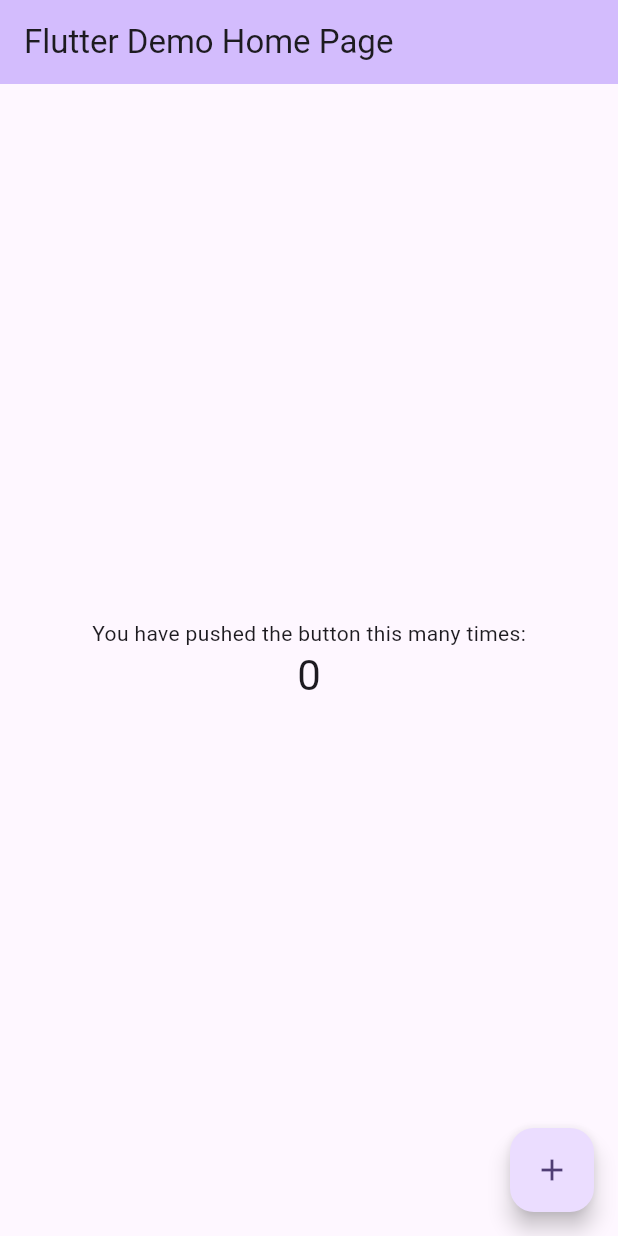
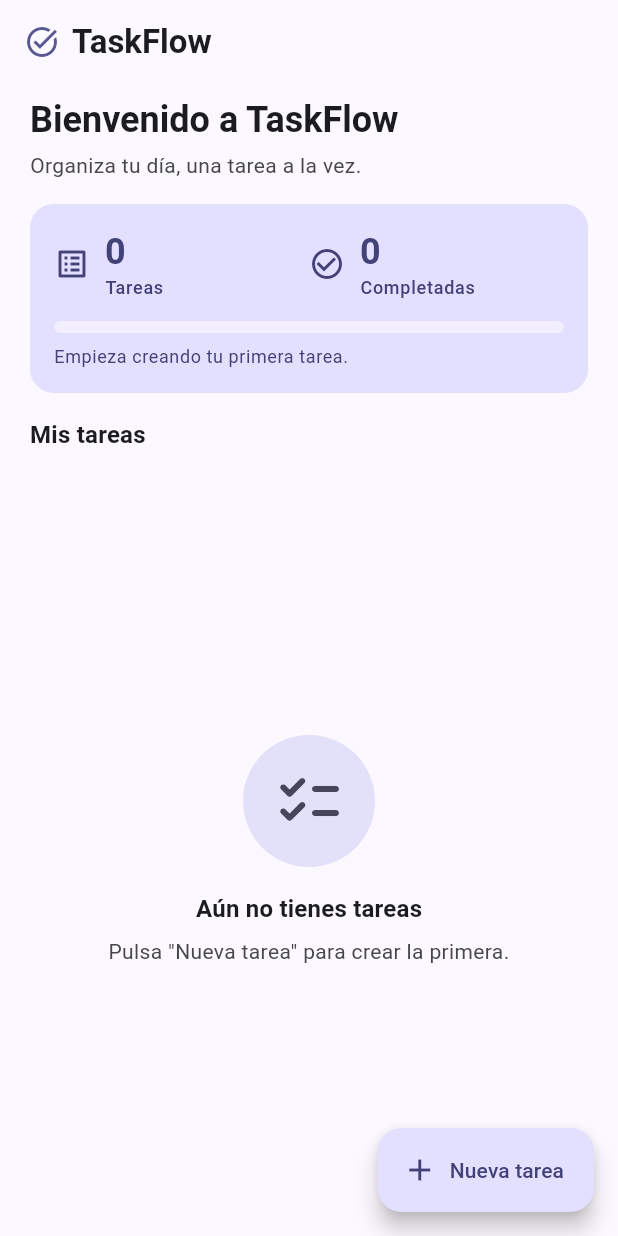
Before and after one commit to Caballero018/taskflow, a Flutter app: the screen it shows after launch, on a phone screen of 412 x 824 dp. Run offline on Flutter 3.47's test engine with Material 3 defaults, Android fonts, the phone set to English and light mode, and no system bars.

Commit message:
feat: agregar pantalla principal, TaskTile, tema y composición en main

```diff
--- a/lib/main.dart
+++ b/lib/main.dart
@@ -1,122 +1,37 @@
 import 'package:flutter/material.dart';
 
+import 'repositories/contracts/task_repository.dart';
+import 'repositories/implementations/in_memory_task_repository.dart';
+import 'screens/task_list_screen.dart';
+import 'services/contracts/task_service.dart';
+import 'services/implementations/task_service_impl.dart';
+import 'theme/app_theme.dart';
+
+/// Punto de entrada de la aplicación (equivale a `Program.cs`).
 void main() {
-  runApp(const MyApp());
+  // Composición de dependencias: equivale a `SetDependencyInjection()` del
+  // proyecto de referencia, pero sin contenedor. Se crean las
+  // implementaciones una sola vez y se entregan por constructor.
+  // Las variables usan el tipo del contrato, no el de la implementación.
+  final TaskRepository taskRepository = InMemoryTaskRepository();
+  final TaskService taskService = TaskServiceImpl(taskRepository);
+
+  runApp(TaskFlowApp(taskService: taskService));
 }
 
-class MyApp extends StatelessWidget {
-  const MyApp({super.key});
+/// Widget raíz: configura el tema y la pantalla inicial.
+class TaskFlowApp extends StatelessWidget {
+  const TaskFlowApp({super.key, required this.taskService});
 
-  // This widget is the root of your application.
+  final TaskService taskService;
+
   @override
   Widget build(BuildContext context) {
     return MaterialApp(
-      title: 'Flutter Demo',
-      theme: ThemeData(
-        // This is the theme of your application.
-        //
-        // TRY THIS: Try running your application with "flutter run". You'll see
-        // the application has a purple toolbar. Then, without quitting the app,
-        // try changing the seedColor in the colorScheme below to Colors.green
-        // and then invoke "hot reload" (save your changes or press the "hot
-        // reload" button in a Flutter-supported IDE, or press "r" if you used
-        // the command line to start the app).
-        //
-        // Notice that the counter didn't reset back to zero; the application
-        // state is not lost during the reload. To reset the state, use hot
-        // restart instead.
-        //
-        // This works for code too, not just values: Most code changes can be
-        // tested with just a hot reload.
-        colorScheme: .fromSeed(seedColor: Colors.deepPurple),
-      ),
-      home: const MyHomePage(title: 'Flutter Demo Home Page'),
+      title: 'TaskFlow',
+      debugShowCheckedModeBanner: false,
+      theme: AppTheme.light(),
+      home: TaskListScreen(taskService: taskService),
     );
   }
 }
-
-class MyHomePage extends StatefulWidget {
-  const MyHomePage({super.key, required this.title});
-
-  // This widget is the home page of your application. It is stateful, meaning
-  // that it has a State object (defined below) that contains fields that affect
-  // how it looks.
-
-  // This class is the configuration for the state. It holds the values (in this
-  // case the title) provided by the parent (in this case the App widget) and
-  // used by the build method of the State. Fields in a Widget subclass are
-  // always marked "final".
-
-  final String title;
-
-  @override
-  State<MyHomePage> createState() => _MyHomePageState();
-}
-
-class _MyHomePageState extends State<MyHomePage> {
-  int _counter = 0;
-
-  void _incrementCounter() {
-    setState(() {
-      // This call to setState tells the Flutter framework that something has
-      // changed in this State, which causes it to rerun the build method below
-      // so that the display can reflect the updated values. If we changed
-      // _counter without calling setState(), then the build method would not be
-      // called again, and so nothing would appear to happen.
-      _counter++;
-    });
-  }
-
-  @override
-  Widget build(BuildContext context) {
-    // This method is rerun every time setState is called, for instance as done
-    // by the _incrementCounter method above.
-    //
-    // The Flutter framework has been optimized to make rerunning build methods
-    // fast, so that you can just rebuild anything that needs updating rather
-    // than having to individually change instances of widgets.
-    return Scaffold(
-      appBar: AppBar(
-        // TRY THIS: Try changing the color here to a specific color (to
-        // Colors.amber, perhaps?) and trigger a hot reload to see the AppBar
-        // change color while the other colors stay the same.
-        backgroundColor: Theme.of(context).colorScheme.inversePrimary,
-        // Here we take the value from the MyHomePage object that was created by
-        // the App.build method, and use it to set our appbar title.
-        title: Text(widget.title),
-      ),
-      body: Center(
-        // Center is a layout widget. It takes a single child and positions it
-        // in the middle of the parent.
-        child: Column(
-          // Column is also a layout widget. It takes a list of children and
-          // arranges them vertically. By default, it sizes itself to fit its
-          // children horizontally, and tries to be as tall as its parent.
-          //
-          // Column has various properties to control how it sizes itself and
-          // how it positions its children. Here we use mainAxisAlignment to
-          // center the children vertically; the main axis here is the vertical
-          // axis because Columns are vertical (the cross axis would be
-          // horizontal).
-          //
-          // TRY THIS: Invoke "debug painting" (choose the "Toggle Debug Paint"
-          // action in the IDE, or press "p" in the console), to see the
-          // wireframe for each widget.
-          mainAxisAlignment: .center,
-          children: [
-            const Text('You have pushed the button this many times:'),
-            Text(
-              '$_counter',
-              style: Theme.of(context).textTheme.headlineMedium,
-            ),
-          ],
-        ),
-      ),
-      floatingActionButton: FloatingActionButton(
-        onPressed: _incrementCounter,
-        tooltip: 'Increment',
-        child: const Icon(Icons.add),
-      ),
-    );
-  }
-}
--- a/lib/repositories/implementations/in_memory_task_repository.dart
+++ b/lib/repositories/implementations/in_memory_task_repository.dart
@@ -9,7 +9,7 @@ import '../contracts/task_repository.dart';
 class InMemoryTaskRepository implements TaskRepository {
   /// Constructor opcional con tareas iniciales (útil en pruebas).
   InMemoryTaskRepository({List<Task> initialTasks = const []})
-      : _tasks = List<Task>.of(initialTasks);
+    : _tasks = List<Task>.of(initialTasks);
 
   /// Colección interna. Es privada (`_`) para que nadie fuera de esta clase
   /// pueda modificarla directamente.
--- /dev/null
+++ b/lib/screens/task_list_screen.dart
@@ -0,0 +1,289 @@
+import 'package:flutter/material.dart';
+
+import '../models/task.dart';
+import '../services/contracts/task_service.dart';
+import '../theme/app_theme.dart';
+import '../widgets/task_tile.dart';
+
+/// Pantalla principal: resumen y listado de tareas.
+///
+/// Cumple el papel de un Controller del proyecto de referencia: recibe el
+/// servicio por constructor y solo coordina; toda la lógica de negocio está
+/// en [TaskService].
+class TaskListScreen extends StatefulWidget {
+  const TaskListScreen({super.key, required this.taskService});
+
+  final TaskService taskService;
+
+  @override
+  State<TaskListScreen> createState() => _TaskListScreenState();
+}
+
+class _TaskListScreenState extends State<TaskListScreen> {
+  /// Marca o desmarca la tarea desde el listado.
+  void _toggleCompleted(Task task) {
+    // setState vuelve a ejecutar build(), que lee los datos actualizados del
+    // servicio y redibuja la tarjeta y los contadores.
+    setState(() => widget.taskService.toggleCompleted(task.id));
+  }
+
+  Future<void> _openCreateForm() async {
+    // Se conecta con TaskFormScreen en la etapa de navegación.
+  }
+
+  Future<void> _openDetail(Task task) async {
+    // Se conecta con TaskDetailScreen en la etapa de navegación.
+  }
+
+  @override
+  Widget build(BuildContext context) {
+    // Los datos se leen del servicio en cada build: la pantalla nunca guarda
+    // una copia propia que pueda quedar desactualizada.
+    final tasks = widget.taskService.getAll();
+    final total = widget.taskService.countAll();
+    final completed = widget.taskService.countCompleted();
+
+    return Scaffold(
+      appBar: AppBar(
+        title: Row(
+          children: [
+            Icon(Icons.task_alt, color: Theme.of(context).colorScheme.primary),
+            const SizedBox(width: 8),
+            const Text('TaskFlow'),
+          ],
+        ),
+      ),
+      body: SafeArea(
+        child: Column(
+          crossAxisAlignment: CrossAxisAlignment.stretch,
+          children: [
+            Padding(
+              padding: const EdgeInsets.fromLTRB(20, 8, 20, 16),
+              child: _SummaryHeader(total: total, completed: completed),
+            ),
+            Padding(
+              padding: const EdgeInsets.fromLTRB(20, 0, 20, 8),
+              child: Text(
+                'Mis tareas',
+                style: Theme.of(context).textTheme.titleMedium
+                    ?.copyWith(fontWeight: FontWeight.w700),
+              ),
+            ),
+            Expanded(
+              child: tasks.isEmpty
+                  ? const _EmptyState()
+                  : ListView.builder(
+                      key: const Key('task_list'),
+                      // Espacio inferior para que el botón flotante no tape
+                      // la última tarjeta.
+                      padding: const EdgeInsets.fromLTRB(16, 4, 16, 96),
+                      itemCount: tasks.length,
+                      itemBuilder: (context, index) {
+                        final task = tasks[index];
+                        return Padding(
+                          padding: const EdgeInsets.only(bottom: 12),
+                          child: TaskTile(
+                            key: ValueKey(task.id),
+                            task: task,
+                            onTap: () => _openDetail(task),
+                            onToggleCompleted: () => _toggleCompleted(task),
+                          ),
+                        );
+                      },
+                    ),
+            ),
+          ],
+        ),
+      ),
+      floatingActionButton: FloatingActionButton.extended(
+        key: const Key('add_task_button'),
+        onPressed: _openCreateForm,
+        icon: const Icon(Icons.add),
+        label: const Text('Nueva tarea'),
+      ),
+    );
+  }
+}
+
+/// Bienvenida y tarjeta de resumen con los contadores y el progreso.
+class _SummaryHeader extends StatelessWidget {
+  const _SummaryHeader({required this.total, required this.completed});
+
+  final int total;
+  final int completed;
+
+  String get _message {
+    if (total == 0) return 'Empieza creando tu primera tarea.';
+    final pending = total - completed;
+    if (pending == 0) return '¡Todo al día! Completaste todas tus tareas.';
+    return pending == 1
+        ? 'Te queda 1 tarea pendiente.'
+        : 'Te quedan $pending tareas pendientes.';
+  }
+
+  @override
+  Widget build(BuildContext context) {
+    final theme = Theme.of(context);
+    final colorScheme = theme.colorScheme;
+    final progress = total == 0 ? 0.0 : completed / total;
+
+    return Column(
+      crossAxisAlignment: CrossAxisAlignment.start,
+      children: [
+        Text(
+          'Bienvenido a TaskFlow',
+          style: theme.textTheme.headlineSmall?.copyWith(
+            fontWeight: FontWeight.w700,
+          ),
+        ),
+        const SizedBox(height: 4),
+        Text(
+          'Organiza tu día, una tarea a la vez.',
+          style: theme.textTheme.bodyMedium?.copyWith(
+            color: colorScheme.onSurfaceVariant,
+          ),
+        ),
+        const SizedBox(height: 16),
+        Container(
+          padding: const EdgeInsets.all(16),
+          decoration: BoxDecoration(
+            color: colorScheme.primaryContainer,
+            borderRadius: BorderRadius.circular(AppTheme.radius),
+          ),
+          child: Column(
+            crossAxisAlignment: CrossAxisAlignment.start,
+            children: [
+              Row(
+                children: [
+                  Expanded(
+                    child: _CounterItem(
+                      key: const Key('total_counter'),
+                      label: 'Tareas',
+                      value: total,
+                      icon: Icons.list_alt,
+                      color: colorScheme.onPrimaryContainer,
+                    ),
+                  ),
+                  Expanded(
+                    child: _CounterItem(
+                      key: const Key('completed_counter'),
+                      label: 'Completadas',
+                      value: completed,
+                      icon: Icons.check_circle_outline,
+                      color: colorScheme.onPrimaryContainer,
+                    ),
+                  ),
+                ],
+              ),
+              const SizedBox(height: 14),
+              ClipRRect(
+                borderRadius: BorderRadius.circular(999),
+                child: LinearProgressIndicator(
+                  value: progress,
+                  minHeight: 8,
+                  color: AppTheme.completedColor,
+                  backgroundColor: colorScheme.surface.withValues(alpha: 0.6),
+                ),
+              ),
+              const SizedBox(height: 8),
+              Text(
+                _message,
+                style: theme.textTheme.bodySmall?.copyWith(
+                  color: colorScheme.onPrimaryContainer,
+                ),
+              ),
+            ],
+          ),
+        ),
+      ],
+    );
+  }
+}
+
+class _CounterItem extends StatelessWidget {
+  const _CounterItem({
+    super.key,
+    required this.label,
+    required this.value,
+    required this.icon,
+    required this.color,
+  });
+
+  final String label;
+  final int value;
+  final IconData icon;
+  final Color color;
+
+  @override
+  Widget build(BuildContext context) {
+    final textTheme = Theme.of(context).textTheme;
+    return Row(
+      children: [
+        Icon(icon, color: color),
+        const SizedBox(width: 10),
+        Column(
+          crossAxisAlignment: CrossAxisAlignment.start,
+          children: [
+            Text(
+              '$value',
+              style: textTheme.headlineSmall?.copyWith(
+                color: color,
+                fontWeight: FontWeight.w700,
+              ),
+            ),
+            Text(label, style: textTheme.labelMedium?.copyWith(color: color)),
+          ],
+        ),
+      ],
+    );
+  }
+}
+
+/// Estado vacío: se muestra cuando todavía no hay tareas.
+class _EmptyState extends StatelessWidget {
+  const _EmptyState();
+
+  @override
+  Widget build(BuildContext context) {
+    final theme = Theme.of(context);
+    final colorScheme = theme.colorScheme;
+
+    return Center(
+      child: SingleChildScrollView(
+        padding: const EdgeInsets.symmetric(horizontal: 32, vertical: 16),
+        child: Column(
+          mainAxisSize: MainAxisSize.min,
+          children: [
+            Container(
+              padding: const EdgeInsets.all(20),
+              decoration: BoxDecoration(
+                color: colorScheme.secondaryContainer,
+                shape: BoxShape.circle,
+              ),
+              child: Icon(
+                Icons.checklist_rounded,
+                size: 48,
+                color: colorScheme.onSecondaryContainer,
+              ),
+            ),
+            const SizedBox(height: 16),
+            Text(
+              'Aún no tienes tareas',
+              style: theme.textTheme.titleMedium?.copyWith(
+                fontWeight: FontWeight.w700,
+              ),
+            ),
+            const SizedBox(height: 6),
+            Text(
+              'Pulsa "Nueva tarea" para crear la primera.',
+              textAlign: TextAlign.center,
+              style: theme.textTheme.bodyMedium?.copyWith(
+                color: colorScheme.onSurfaceVariant,
+              ),
+            ),
+          ],
+        ),
+      ),
+    );
+  }
+}
--- a/lib/services/implementations/task_service_impl.dart
+++ b/lib/services/implementations/task_service_impl.dart
@@ -15,7 +15,7 @@ class TaskServiceImpl implements TaskService {
   /// [clock] permite fijar la fecha en las pruebas; por defecto es la hora
   /// actual.
   TaskServiceImpl(this._taskRepository, {DateTime Function()? clock})
-      : _clock = clock ?? DateTime.now;
+    : _clock = clock ?? DateTime.now;
 
   final TaskRepository _taskRepository;
   final DateTime Function() _clock;
@@ -89,7 +89,8 @@ class TaskServiceImpl implements TaskService {
   }
 
   void _ensureValid({required String title, required String description}) {
-    final error = TaskValidator.validateTitle(title) ??
+    final error =
+        TaskValidator.validateTitle(title) ??
         TaskValidator.validateDescription(description);
     if (error != null) throw ArgumentError(error);
   }
--- /dev/null
+++ b/lib/theme/app_theme.dart
@@ -0,0 +1,84 @@
+import 'package:flutter/material.dart';
+
+/// Tema visual de TaskFlow (Material Design 3).
+///
+/// Se centraliza aquí, igual que el proyecto de referencia agrupa su
+/// configuración en `Configurations/`, para que `main.dart` quede corto y las
+/// tres pantallas compartan colores, bordes y estilos de botones y campos.
+class AppTheme {
+  AppTheme._();
+
+  /// Color semilla: Material 3 genera toda la paleta a partir de él.
+  static const Color seedColor = Color(0xFF4F46E5);
+
+  /// Colores para el estado "completada" (verde, distinto del primario).
+  static const Color completedColor = Color(0xFF1B7F3B);
+  static const Color completedContainerColor = Color(0xFFDDF3E2);
+
+  static const double radius = 16;
+
+  static ThemeData light() {
+    final colorScheme = ColorScheme.fromSeed(seedColor: seedColor);
+    final roundedShape = RoundedRectangleBorder(
+      borderRadius: BorderRadius.circular(12),
+    );
+
+    return ThemeData(
+      useMaterial3: true,
+      colorScheme: colorScheme,
+      scaffoldBackgroundColor: colorScheme.surface,
+      appBarTheme: AppBarTheme(
+        backgroundColor: colorScheme.surface,
+        foregroundColor: colorScheme.onSurface,
+        centerTitle: false,
+        scrolledUnderElevation: 2,
+        titleTextStyle: TextStyle(
+          color: colorScheme.onSurface,
+          fontSize: 22,
+          fontWeight: FontWeight.w700,
+        ),
+      ),
+      cardTheme: CardThemeData(
+        elevation: 0,
+        margin: EdgeInsets.zero,
+        color: colorScheme.surfaceContainerLow,
+        shape: RoundedRectangleBorder(
+          borderRadius: BorderRadius.circular(radius),
+          side: BorderSide(color: colorScheme.outlineVariant),
+        ),
+      ),
+      inputDecorationTheme: InputDecorationTheme(
+        filled: true,
+        fillColor: colorScheme.surfaceContainerLowest,
+        border: OutlineInputBorder(borderRadius: BorderRadius.circular(12)),
+        enabledBorder: OutlineInputBorder(
+          borderRadius: BorderRadius.circular(12),
+          borderSide: BorderSide(color: colorScheme.outlineVariant),
+        ),
+      ),
+      filledButtonTheme: FilledButtonThemeData(
+        style: FilledButton.styleFrom(
+          minimumSize: const Size.fromHeight(52),
+          shape: roundedShape,
+          textStyle: const TextStyle(fontSize: 16, fontWeight: FontWeight.w600),
+        ),
+      ),
+      outlinedButtonTheme: OutlinedButtonThemeData(
+        style: OutlinedButton.styleFrom(
+          minimumSize: const Size.fromHeight(52),
+          shape: roundedShape,
+          textStyle: const TextStyle(fontSize: 16, fontWeight: FontWeight.w600),
+        ),
+      ),
+      floatingActionButtonTheme: FloatingActionButtonThemeData(
+        shape: RoundedRectangleBorder(
+          borderRadius: BorderRadius.circular(radius),
+        ),
+      ),
+      snackBarTheme: SnackBarThemeData(
+        behavior: SnackBarBehavior.floating,
+        shape: roundedShape,
+      ),
+    );
+  }
+}
--- a/lib/validators/task_validator.dart
+++ b/lib/validators/task_validator.dart
@@ -24,8 +24,7 @@ class TaskValidator {
       maxLength: titleMaxLength,
       requiredMessage: 'El título es obligatorio.',
       blankMessage: 'El título no puede contener solo espacios.',
-      tooLongMessage:
-          'El título no puede superar $titleMaxLength caracteres.',
+      tooLongMessage: 'El título no puede superar $titleMaxLength caracteres.',
     );
   }
 
```
Also changed, not shown: lib/utils/date_formatter.dart (added, +49 -0 lines), lib/widgets/task_status_chip.dart (added, +50 -0 lines), lib/widgets/task_tile.dart (added, +108 -0 lines), 1 other file.
